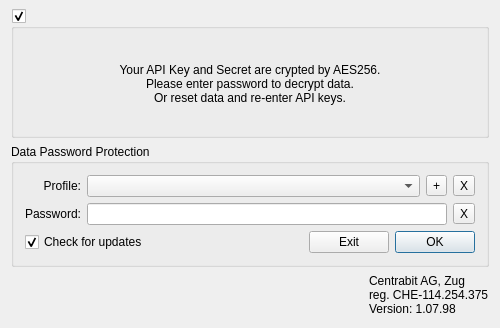
The window that src/passworddialog.ui (JulyIghor/QtBitcoinTrader) describes before a commit, drawn with Qt 5.
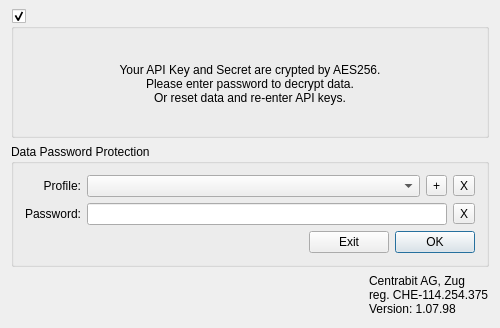
The same window after the commit. Icons and pictures are not drawn.

```diff
--- a/src/passworddialog.ui
+++ b/src/passworddialog.ui
@@ -195,23 +195,17 @@
       <item>
        <layout class="QHBoxLayout" name="horizontalLayout_3">
         <item>
-         <widget class="QCheckBox" name="updateCheckBox">
-          <property name="sizePolicy">
-           <sizepolicy hsizetype="Expanding" vsizetype="Fixed">
-            <horstretch>0</horstretch>
-            <verstretch>0</verstretch>
-           </sizepolicy>
+         <spacer name="horizontalSpacer_2">
+          <property name="orientation">
+           <enum>Qt::Horizontal</enum>
           </property>
-          <property name="accessibleName">
-           <string>CHECK_FOR_UPDATE</string>
+          <property name="sizeHint" stdset="0">
+           <size>
+            <width>40</width>
+            <height>20</height>
+           </size>
           </property>
-          <property name="text">
-           <string>Check for updates</string>
-          </property>
-          <property name="checked">
-           <bool>true</bool>
-          </property>
-         </widget>
+         </spacer>
         </item>
         <item>
          <widget class="QPushButton" name="cancelButton">
```
